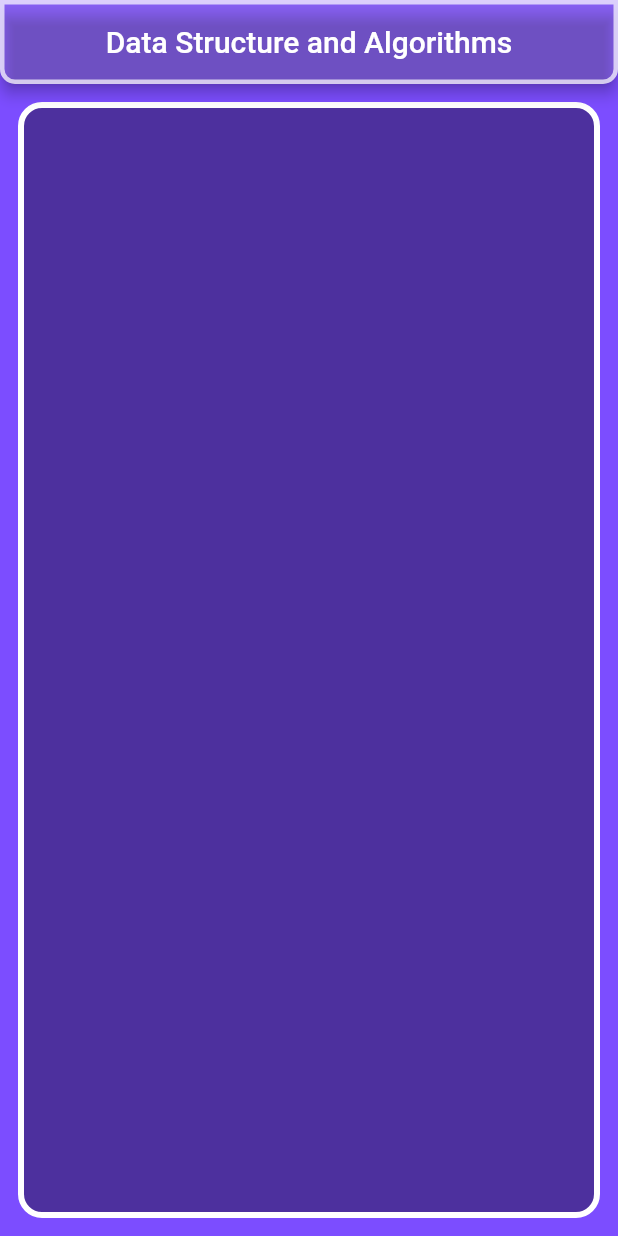
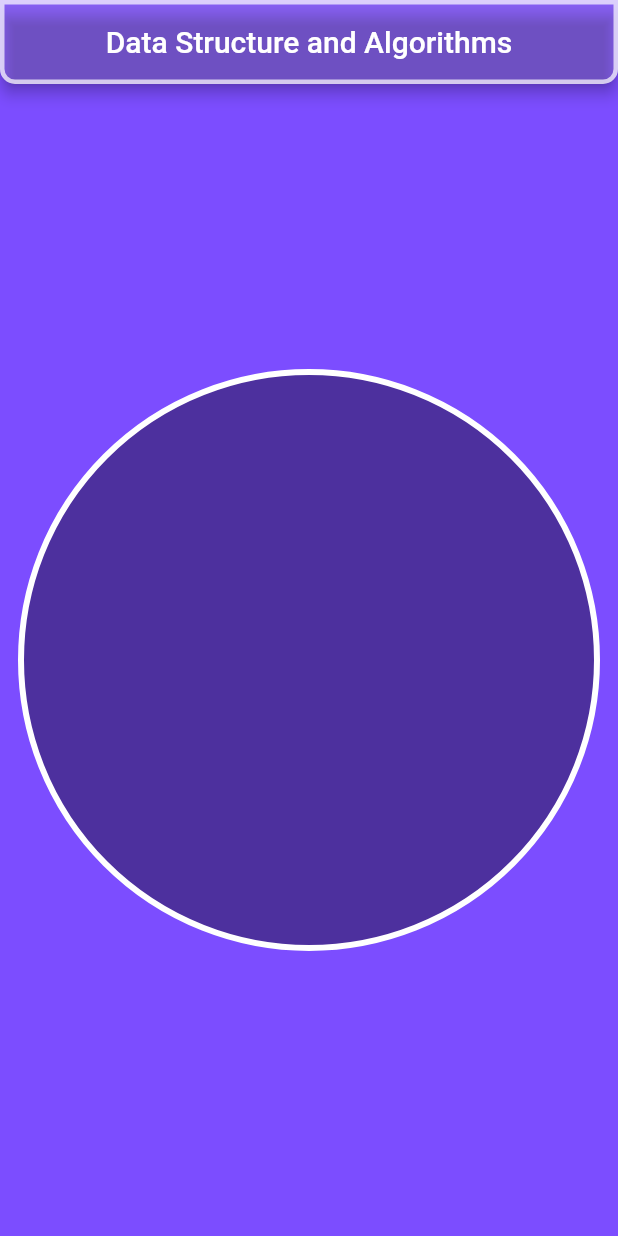
Before and after one commit to Vibhanshu2209/newAlgo, a Flutter app: the screen it shows after launch, on a phone screen of 412 x 824 dp. Run offline on Flutter 3.47's test engine with Material 2 defaults, Android fonts, the phone set to English and light mode, and no system bars; missing offline and left inert: dart:html.

Commit message:
uimodify container border

```diff
--- a/lib/main.dart
+++ b/lib/main.dart
@@ -31,9 +31,9 @@ class MyApp extends StatelessWidget {
         body: Container(
           margin: EdgeInsets.all(12),
           decoration: BoxDecoration(
+            shape: BoxShape.circle,
             border: Border.all(width: 4,color: Colors.white),
             color: Colors.black38,
-            borderRadius: BorderRadius.all(Radius.circular(16)),
           ),
         ),
       )
```
